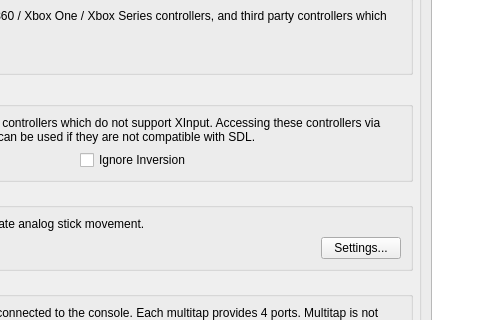
PCSX2/pcsx2, file pcsx2-qt/Settings/ControllerGlobalSettingsWidget.ui: the form before one commit; both pictures show x 259 to 740 and y 121 to 441 of the 902 by 593 pixel window.
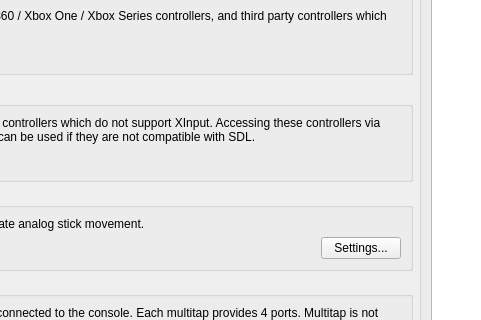
The form after the commit. Icons and pictures are not drawn.

Commit message:
Qt: Make "Ignore Inversion" a global mapping setting
Instead of being specific to DInput.

```diff
--- a/pcsx2-qt/Settings/ControllerGlobalSettingsWidget.ui
+++ b/pcsx2-qt/Settings/ControllerGlobalSettingsWidget.ui
@@ -82,16 +82,6 @@
         </property>
        </widget>
       </item>
-      <item row="2" column="1">
-       <widget class="QCheckBox" name="ignoreDInputInversion">
-        <property name="toolTip">
-         <string>&lt;html&gt;&lt;head/&gt;&lt;body&gt;&lt;p&gt;Some third party controllers incorrectly flag their analog sticks as inverted on the positive component, but not negative.&lt;/p&gt;&lt;p&gt;As a result, the analog stick will be &amp;quot;stuck on&amp;quot; even while resting at neutral position. &lt;/p&gt;&lt;p&gt;Enabling this setting will tell PCSX2 to ignore inversion flags when creating mappings, allowing such controllers to function normally.&lt;/p&gt;&lt;/body&gt;&lt;/html&gt;</string>
-        </property>
-        <property name="text">
-         <string>Ignore Inversion</string>
-        </property>
-       </widget>
-      </item>
       <item row="1" column="0" colspan="2">
        <widget class="QLabel" name="label_9">
         <property name="text">
```
The commit also changes 15 other files.
